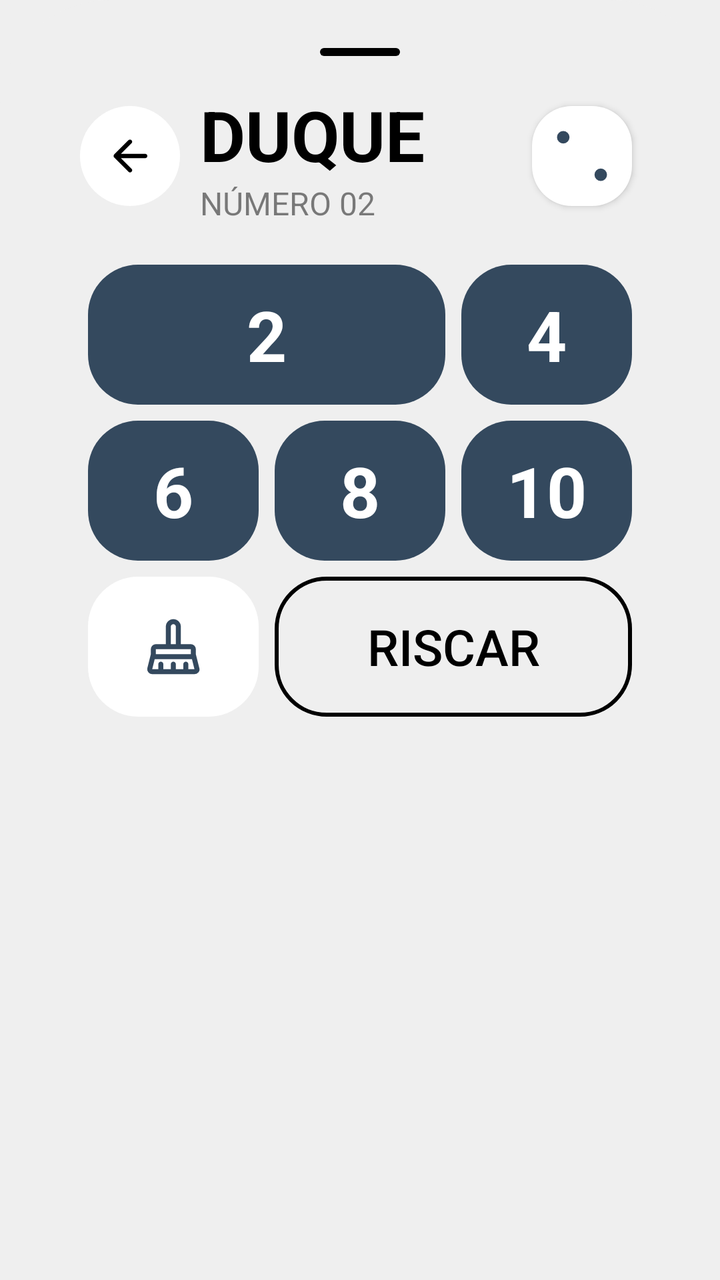
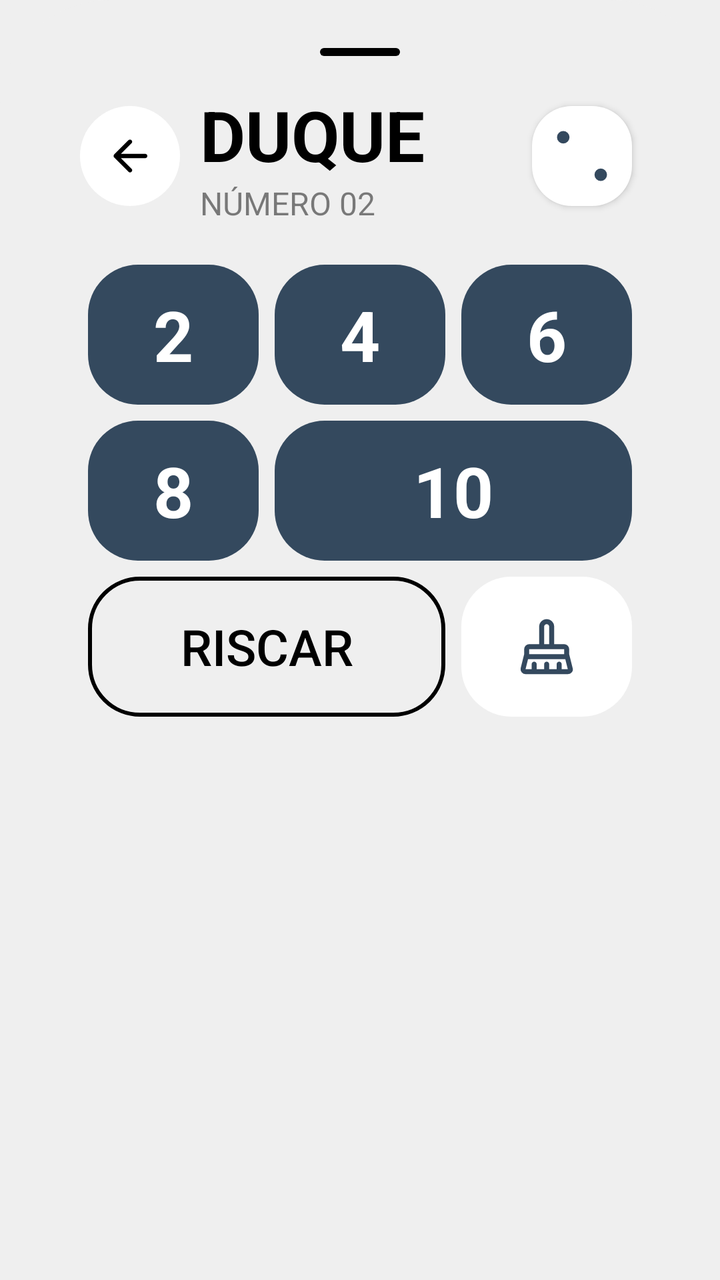

Two renders of the same Android screen: before a commit and after it. Below are the layout's source before the change and the commit's diff.
<!-- AndroidManifest.xml: application theme Base.Theme.KingOfBozo.Standard -->
<!-- res/layout/box_duque.xml -->
<?xml version="1.0" encoding="utf-8"?>
<LinearLayout xmlns:android="http://schemas.android.com/apk/res/android"
    xmlns:app="http://schemas.android.com/apk/res-auto"
    xmlns:tools="http://schemas.android.com/tools"
    android:id="@+id/numbers_points"
    android:layout_width="match_parent"
    android:layout_height="wrap_content"
    android:backgroundTint="?attr/customBackground"
    android:background="@drawable/bottom_sheet_background"
    android:orientation="vertical"
    android:padding="24dp">

    <ImageView
        android:layout_width="40dp"
        android:layout_height="4dp"
        android:layout_gravity="center_horizontal"
        android:layout_marginBottom="16dp"
        app:tint="?attr/textFillColor"
        android:src="@drawable/background_card_dark" />


    <LinearLayout
        android:id="@+id/action_bar"
        android:layout_width="match_parent"
        android:layout_height="wrap_content"
        android:paddingHorizontal="16dp"
        android:gravity="center"
        tools:ignore="MissingConstraints">

        <ImageView
            android:id="@+id/button_cancel"
            android:layout_width="50dp"
            android:layout_height="50dp"
            android:backgroundTint="?attr/cardBackgroundColor"
            android:background="@drawable/background_circle_yellow"
            android:padding="12dp"
            android:layout_marginRight="10dp"
            app:tint="?attr/textFillColor"
            android:src="@drawable/ic_arrow_back"
            tools:ignore="ContentDescription" />

        <LinearLayout
            android:layout_width="wrap_content"
            android:layout_height="wrap_content"
            android:orientation="vertical"
            android:layout_weight="1"
            app:layout_constraintStart_toEndOf="@+id/button_back">



            <TextView
                android:id="@+id/scoring_title"
                android:layout_width="wrap_content"
                android:layout_height="wrap_content"
                android:text="DUQUE"
                android:textColor="?attr/textFillColor"
                android:textSize="35sp"
                android:textStyle="bold" />
            <TextView
                android:layout_width="wrap_content"
                android:layout_height="wrap_content"
                android:text="NÚMERO 02"
                android:alpha="0.5"
                android:textColor="?attr/textFillColor"
                android:textSize="16sp" />

        </LinearLayout>

        <ImageView
            android:layout_height="50dp"
            android:layout_width="50dp"
            android:backgroundTint="?attr/cardBackgroundColor"
            android:background="@drawable/background_card_de_boca"
            android:src="@drawable/ic_dice_2"
            app:tint="?attr/colorPrimary"
            android:elevation="2dp"
            android:layout_margin="4dp"/>

    </LinearLayout>

    <LinearLayout
        android:layout_width="match_parent"
        android:layout_height="wrap_content"
        android:orientation="vertical"
        android:padding="16dp">

        <GridLayout
            xmlns:android="http://schemas.android.com/apk/res/android"
            xmlns:app="http://schemas.android.com/apk/res-auto"
            android:layout_width="match_parent"
            android:layout_height="wrap_content"
            android:columnCount="3"
            android:rowCount="3">

            <TextView
                android:id="@+id/valor_01"
                android:layout_height="70dp"
                android:layout_width="0dp"
                android:backgroundTint="?attr/colorPrimary"
                android:background="@drawable/background_card_black"
                android:textColor="?attr/customTextBackground"
                android:text="2"
                android:textSize="35dp"
                android:textStyle="bold"
                android:gravity="center"
                android:layout_row="0"
                android:layout_column="0"
                android:layout_columnSpan="2"
                android:layout_columnWeight="1"
                android:layout_gravity="fill"
                android:layout_margin="4dp"/>

            <TextView
                android:id="@+id/valor_02"
                android:layout_height="70dp"
                android:layout_width="0dp"
                android:backgroundTint="?attr/colorPrimary"
                android:background="@drawable/background_card_black"
                android:textColor="?attr/customTextBackground"
                android:text="4"
                android:textSize="35dp"
                android:textStyle="bold"
                android:gravity="center"
                android:layout_row="0"
                android:layout_column="2"
                android:layout_columnWeight="1"
                android:layout_gravity="fill"
                android:layout_margin="4dp"/>

            <TextView
                android:id="@+id/valor_03"
                android:layout_height="70dp"
                android:layout_width="0dp"
                android:backgroundTint="?attr/colorPrimary"
                android:background="@drawable/background_card_black"
                android:textColor="?attr/customTextBackground"
                android:text="6"
                android:textSize="35dp"
                android:textStyle="bold"
                android:gravity="center"
                android:layout_row="1"
                android:layout_column="0"
                android:layout_columnWeight="1"
                android:layout_gravity="fill"
                android:layout_margin="4dp"/>

            <TextView
                android:id="@+id/valor_04"
                android:layout_height="70dp"
                android:layout_width="0dp"
                android:backgroundTint="?attr/colorPrimary"
                android:background="@drawable/background_card_black"
                android:textColor="?attr/customTextBackground"
                android:text="8"
                android:textSize="35dp"
                android:textStyle="bold"
                android:gravity="center"
                android:layout_row="1"
                android:layout_column="1"
                android:layout_columnWeight="1"
                android:layout_gravity="fill"
                android:layout_margin="4dp"/>

            <TextView
                android:id="@+id/valor_05"
                android:layout_height="20dp"
                android:layout_width="0dp"
                android:backgroundTint="?attr/colorPrimary"
                android:background="@drawable/background_card_black"
                android:textColor="?attr/customTextBackground"
                android:text="10"
                android:textSize="35dp"
                android:textStyle="bold"
                android:gravity="center"
                android:layout_row="1"
                android:layout_column="2"
                android:layout_columnWeight="1"
                android:layout_gravity="fill"
                android:layout_margin="4dp"/>

            <ImageView
                android:id="@+id/btn_nulo"
                android:layout_height="70dp"
                android:layout_width="0dp"
                android:backgroundTint="?attr/cardBackgroundColor"
                android:background="@drawable/background_card_black"
                android:src="@drawable/ic_clear"
                app:tint="?attr/colorPrimary"
                android:layout_row="2"
                android:layout_column="0"
                android:layout_columnWeight="1"
                android:layout_gravity="fill"
                android:padding="20dp"
                android:layout_margin="4dp"/>

            <Button
                android:id="@+id/btn_riscar"
                android:layout_height="70dp"
                android:layout_width="0dp"
                app:backgroundTint="?attr/textFillColor"
                android:background="@drawable/background_score_option_riscar"
                app:cornerRadius="20dp"
                android:text="RISCAR"
                android:textSize="25dp"
                android:textColor="?attr/textFillColor"
                app:icon="@drawable/ic_riscar"
                app:iconSize="25dp"
                app:iconTint="?attr/textFillColor"
                android:gravity="center"
                android:layout_row="2"
                android:layout_column="1"
                android:layout_columnSpan="2"
                android:layout_columnWeight="1"
                android:layout_gravity="fill"
                android:layout_margin="4dp" />


        </GridLayout>

    </LinearLayout>


</LinearLayout>
<!-- resources referenced by this layout -->
<resources>
  <!-- drawable background_card_black (drawable) -->
  <shape xmlns:android="http://schemas.android.com/apk/res/android"
      android:shape="rectangle">
      <solid android:color="@color/fundo_light" />
      <corners android:radius="25dp" />
  </shape>
  <!-- drawable background_card_dark (drawable) -->
  <shape xmlns:android="http://schemas.android.com/apk/res/android"
      android:shape="rectangle">
      <solid android:color="@color/fundo_light" />
      <corners android:radius="100dp" />
  </shape>
  <!-- drawable background_card_de_boca (drawable) -->
  <shape xmlns:android="http://schemas.android.com/apk/res/android"
      android:shape="rectangle">
      <solid android:color="@color/fundo_light" />
      <corners android:radius="20dp" />
  </shape>
  <!-- drawable background_circle_yellow (drawable) -->
  <?xml version="1.0" encoding="utf-8"?>
  <shape xmlns:android="http://schemas.android.com/apk/res/android"
      android:shape="oval">
      <solid android:color="@color/fundo_light" />
  </shape>
  <!-- drawable background_score_option_riscar (drawable) -->
  <shape xmlns:android="http://schemas.android.com/apk/res/android"
      android:shape="rectangle">
      <corners android:radius="25dp" />
      <stroke android:width="2dp" android:color="@color/fundo_light" />
      <solid android:color="@android:color/transparent" />
  </shape>
  <!-- drawable bottom_sheet_background (drawable) -->
  <?xml version="1.0" encoding="utf-8"?>
  <shape xmlns:android="http://schemas.android.com/apk/res/android"
      android:shape="rectangle">
      <solid android:color="@color/fundo_light"/>
      <corners android:topLeftRadius="55dp" android:topRightRadius="55dp"/>
  </shape>
  <!-- drawable ic_arrow_back (drawable) -->
  <vector xmlns:android="http://schemas.android.com/apk/res/android"
      android:width="24dp"
      android:height="24dp"
      android:viewportWidth="960"
      android:viewportHeight="960"
      android:tint="@color/fundo_light"
      android:autoMirrored="true">
    <path
        android:fillColor="@android:color/white"
        android:pathData="M313,520L509,716Q521,728 520.5,744Q520,760 508,772Q496,783 480,783.5Q464,784 452,772L188,508Q182,502 179.5,495Q177,488 177,480Q177,472 179.5,465Q182,458 188,452L452,188Q463,177 479.5,177Q496,177 508,188Q520,200 520,216.5Q520,233 508,245L313,440L760,440Q777,440 788.5,451.5Q800,463 800,480Q800,497 788.5,508.5Q777,520 760,520L313,520Z"/>
  </vector>
  <!-- drawable ic_dice_2 (drawable) -->
  <vector xmlns:android="http://schemas.android.com/apk/res/android"
      android:width="24dp"
      android:height="24dp"
      android:viewportWidth="24"
      android:viewportHeight="24">
      <path
          android:fillColor="@color/fundo_light"
          android:pathData="M7.5,7.5m-1.5,0a1.5,1.5 0,1 1,3 0a1.5,1.5 0,1 1,-3 0"/>
      <path
          android:fillColor="@color/fundo_light"
          android:pathData="M16.5,16.5m-1.5,0a1.5,1.5 0,1 1,3 0a1.5,1.5 0,1 1,-3 0"/>
  </vector>
  <!-- drawable ic_riscar (drawable) -->
  <vector xmlns:android="http://schemas.android.com/apk/res/android"
      android:width="24dp"
      android:height="24dp"
      android:viewportWidth="960"
      android:viewportHeight="960"
      android:tint="?attr/colorControlNormal">
    <path
        android:fillColor="@android:color/white"
        android:pathData="M753,640L673,560L800,560L800,640L753,640ZM640,527L433,320L560,320L560,160L640,160L640,320L800,320L800,400L640,400L640,527ZM400,287L320,207L320,160L400,160L400,287ZM791,904L640,753L640,800L560,800L560,673L527,640L400,640L400,800L320,800L320,640L160,640L160,560L320,560L320,433L287,400L160,400L160,320L207,320L56,169L112,112L848,848L791,904Z"/>
  </vector>
  <color name="fundo_light">#EFEFEF</color>
  <color name="padrao">#34495e</color>
  <color name="text_dark">#000000</color>
  <color name="text_light">#FFFFFF</color>
  <color name="icon_dark">#000000</color>
  <color name="icon_light">#FFFFFF</color>
  <color name="card_light">#FFFFFF</color>
  <color name="card_dark">#313131</color>
  <!-- unchanged entries left out for length: 3 -->
</resources>

<!-- the commit's change to res/layout/box_duque.xml (unified diff, before → after) -->
@@ -105,7 +105,6 @@
                 android:gravity="center"
                 android:layout_row="0"
                 android:layout_column="0"
-                android:layout_columnSpan="2"
                 android:layout_columnWeight="1"
                 android:layout_gravity="fill"
                 android:layout_margin="4dp"/>
@@ -118,6 +117,23 @@
                 android:background="@drawable/background_card_black"
                 android:textColor="?attr/customTextBackground"
                 android:text="4"
+                android:textSize="35dp"
+                android:textStyle="bold"
+                android:gravity="center"
+                android:layout_row="0"
+                android:layout_column="1"
+                android:layout_columnWeight="1"
+                android:layout_gravity="fill"
+                android:layout_margin="4dp"/>
+
+            <TextView
+                android:id="@+id/valor_03"
+                android:layout_height="70dp"
+                android:layout_width="0dp"
+                android:backgroundTint="?attr/colorPrimary"
+                android:background="@drawable/background_card_black"
+                android:textColor="?attr/customTextBackground"
+                android:text="6"
                 android:textSize="35dp"
                 android:textStyle="bold"
                 android:gravity="center"
@@ -128,13 +144,13 @@
                 android:layout_margin="4dp"/>
 
             <TextView
-                android:id="@+id/valor_03"
-                android:layout_height="70dp"
-                android:layout_width="0dp"
-                android:backgroundTint="?attr/colorPrimary"
-                android:background="@drawable/background_card_black"
-                android:textColor="?attr/customTextBackground"
-                android:text="6"
+                android:id="@+id/valor_04"
+                android:layout_height="70dp"
+                android:layout_width="0dp"
+                android:backgroundTint="?attr/colorPrimary"
+                android:background="@drawable/background_card_black"
+                android:textColor="?attr/customTextBackground"
+                android:text="8"
                 android:textSize="35dp"
                 android:textStyle="bold"
                 android:gravity="center"
@@ -145,35 +161,19 @@
                 android:layout_margin="4dp"/>
 
             <TextView
-                android:id="@+id/valor_04"
-                android:layout_height="70dp"
-                android:layout_width="0dp"
-                android:backgroundTint="?attr/colorPrimary"
-                android:background="@drawable/background_card_black"
-                android:textColor="?attr/customTextBackground"
-                android:text="8"
+                android:id="@+id/valor_05"
+                android:layout_height="20dp"
+                android:layout_width="0dp"
+                android:backgroundTint="?attr/colorPrimary"
+                android:background="@drawable/background_card_black"
+                android:textColor="?attr/customTextBackground"
+                android:text="10"
                 android:textSize="35dp"
                 android:textStyle="bold"
                 android:gravity="center"
                 android:layout_row="1"
                 android:layout_column="1"
-                android:layout_columnWeight="1"
-                android:layout_gravity="fill"
-                android:layout_margin="4dp"/>
-
-            <TextView
-                android:id="@+id/valor_05"
-                android:layout_height="20dp"
-                android:layout_width="0dp"
-                android:backgroundTint="?attr/colorPrimary"
-                android:background="@drawable/background_card_black"
-                android:textColor="?attr/customTextBackground"
-                android:text="10"
-                android:textSize="35dp"
-                android:textStyle="bold"
-                android:gravity="center"
-                android:layout_row="1"
-                android:layout_column="2"
+                android:layout_columnSpan="2"
                 android:layout_columnWeight="1"
                 android:layout_gravity="fill"
                 android:layout_margin="4dp"/>
@@ -187,7 +187,7 @@
                 android:src="@drawable/ic_clear"
                 app:tint="?attr/colorPrimary"
                 android:layout_row="2"
-                android:layout_column="0"
+                android:layout_column="2"
                 android:layout_columnWeight="1"
                 android:layout_gravity="fill"
                 android:padding="20dp"
@@ -208,7 +208,7 @@
                 app:iconTint="?attr/textFillColor"
                 android:gravity="center"
                 android:layout_row="2"
-                android:layout_column="1"
+                android:layout_column="0"
                 android:layout_columnSpan="2"
                 android:layout_columnWeight="1"
                 android:layout_gravity="fill"
